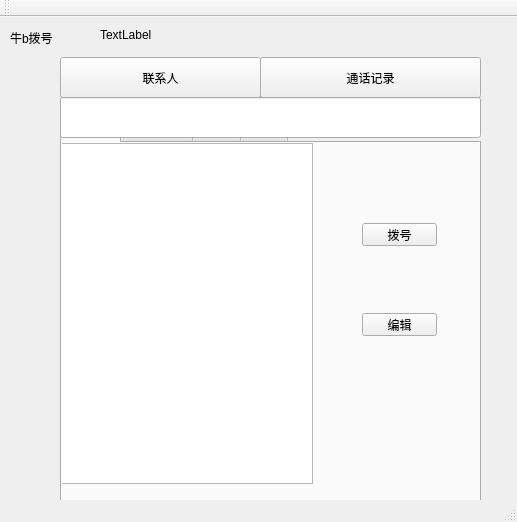
Before: the Qt Designer form mainwindow.ui in yt2014/dail, drawn with Qt 5.
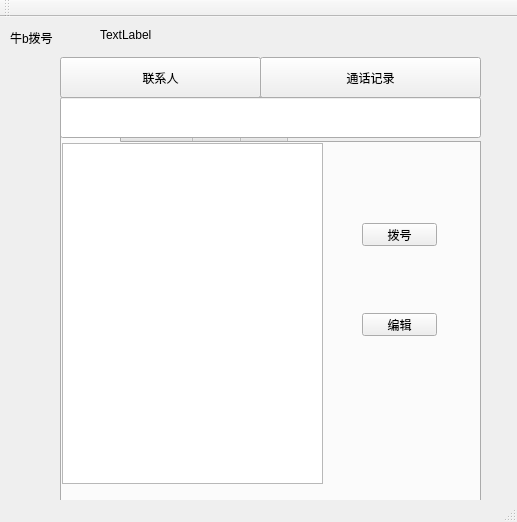
After: the same form once the commit is applied. The open tabs and pages were chosen to show the change. Icons and pictures are not drawn.

What changed in the file:
```diff
--- a/mainwindow.ui
+++ b/mainwindow.ui
@@ -79,7 +79,7 @@
      <widget class="QListWidget" name="listWidget">
       <property name="geometry">
        <rect>
-        <x>-10</x>
+        <x>0</x>
         <y>0</y>
         <width>261</width>
         <height>341</height>
```
Left out of the diff: 2 changed lines with no effect on the pictures.
